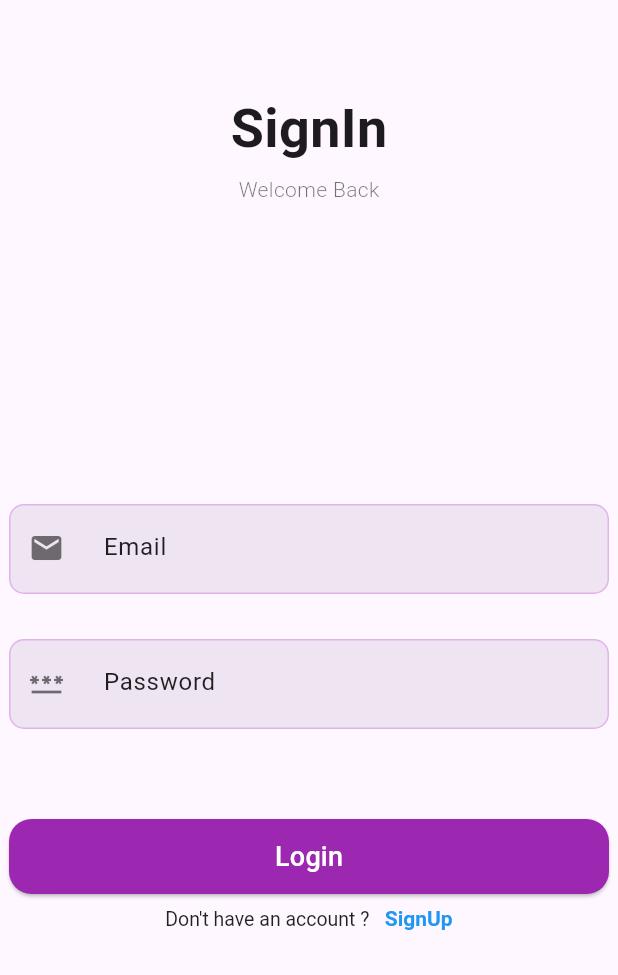
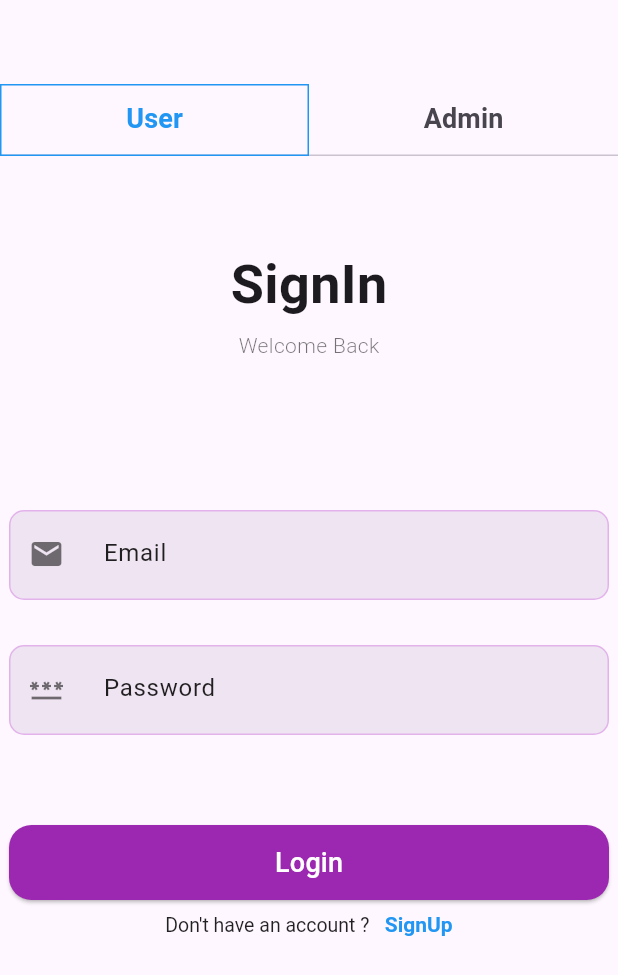
Before and after one commit to Risafekm/blog_app, a Flutter app: the screen it shows after launch, on a phone screen of 412 x 824 dp. Shown: the top 975 px of the screen. Run offline on Flutter 3.47's test engine with Material 3 defaults, Android fonts, the phone set to English and light mode, and no system bars; our stand-ins replace bloc, flutter_bloc, google_fonts, hive, hive_flutter; accounts and stored records are empty.

Commit message:
admin page done.but user and admin both not working

```diff
--- /dev/null
+++ b/lib/hive_database/hive_admin.dart
@@ -0,0 +1,27 @@
+import 'package:hive/hive.dart';
+
+class AdminAuthBox {
+  static const _authBoxName = 'auth_box';
+  static const _authStatusKey = 'auth_status';
+  static const _adminStatusKey = 'admin_status';
+
+  static late Box _box;
+
+  static Future<void> init() async {
+    _box = await Hive.openBox(_authBoxName);
+  }
+
+  static Future<void> saveAuthStatus(bool isAuthenticated,
+      {bool isAdmin = false}) async {
+    await _box.put(_authStatusKey, isAuthenticated);
+    await _box.put(_adminStatusKey, isAdmin);
+  }
+
+  static bool getAuthStatus() {
+    return _box.get(_authStatusKey, defaultValue: false);
+  }
+
+  static bool getAdminStatus() {
+    return _box.get(_adminStatusKey, defaultValue: false);
+  }
+}
--- a/lib/main.dart
+++ b/lib/main.dart
@@ -1,11 +1,12 @@
-// ignore_for_file: avoid_print, unused_local_variable
-
+import 'package:blog_app/adminloginstatus.dart';
 import 'package:blog_app/core/models/postmodel/post_model.dart';
 import 'package:blog_app/core/models/usermodel/user_model.dart';
+import 'package:blog_app/hive_database/hive_admin.dart';
 import 'package:blog_app/hive_database/hive_database.dart';
+import 'package:blog_app/presentation/admin_pages/admin_auth/bloc/admin_bloc.dart';
 import 'package:blog_app/presentation/user_pages/authentication_user/bloc/auth_bloc.dart';
 import 'package:blog_app/presentation/user_pages/home_screen/bloc/post_bloc.dart';
-import 'package:blog_app/presentation/user_pages/splash_screen/splash_screen.dart';
+import 'package:blog_app/userloginstatus.dart';
 import 'package:flutter/gestures.dart';
 import 'package:flutter/material.dart';
 import 'package:flutter_bloc/flutter_bloc.dart';
@@ -18,7 +19,7 @@ void main() async {
     Hive.registerAdapter(UserModelAdapter());
     Hive.registerAdapter(PostModelAdapter());
     await Hive.openBox<PostModel>('posts');
-
+    await AdminAuthBox.init(); // Initialize the AdminAuthBox
     runApp(const MyApp());
   } catch (e) {
     print('Error initializing Hive: $e');
@@ -37,12 +38,15 @@ class MyApp extends StatelessWidget {
         ),
         BlocProvider(
           create: (context) => PostBloc(),
+        ),
+        BlocProvider(
+          create: (context) => AdminBloc(hiveDatabase: AdminAuthBox()),
         )
       ],
       child: MaterialApp(
         debugShowCheckedModeBanner: false,
-        home: SplashScreen(),
-        // home: ProfileScreen(),
+        // home: UserLoginStatus(),
+        home: AdminLoginStatus(),
       ),
     );
   }
--- /dev/null
+++ b/lib/presentation/admin_pages/admin_auth/bloc/admin_bloc.dart
@@ -0,0 +1,41 @@
+import 'package:bloc/bloc.dart';
+import 'package:blog_app/hive_database/hive_admin.dart';
+import 'package:meta/meta.dart';
+
+part 'admin_event.dart';
+part 'admin_state.dart';
+
+class AdminBloc extends Bloc<AdminEvent, AdminState> {
+  final AdminAuthBox hiveDatabase;
+  AdminBloc({required this.hiveDatabase}) : super(AdminInitial()) {
+    on<AdminLoginRequested>((event, emit) async {
+      emit(AdminLoginInProgress());
+
+      try {
+        // Check credentials
+        if (event.email == 'admin123@gmail.com' && event.password == 'admin') {
+          await AdminAuthBox.saveAuthStatus(true, isAdmin: true);
+          emit(AdminLoginSuccess());
+        } else {
+          emit(AdminLoginFailure(error: 'Invalid email or password'));
+        }
+      } catch (e) {
+        emit(AdminLoginFailure(error: e.toString()));
+      }
+    });
+
+    on<CheckAuthStatus>((event, emit) async {
+      emit(AdminLoginInProgress());
+      try {
+        final isAuthenticated = AdminAuthBox.getAuthStatus();
+        if (isAuthenticated) {
+          emit(AdminLoginSuccess());
+        } else {
+          emit(AdminInitial());
+        }
+      } catch (e) {
+        emit(AdminLoginFailure(error: e.toString()));
+      }
+    });
+  }
+}
--- /dev/null
+++ b/lib/presentation/admin_pages/admin_auth/bloc/admin_event.dart
@@ -0,0 +1,14 @@
+part of 'admin_bloc.dart';
+
+@immutable
+sealed class AdminEvent {}
+
+class AdminLoginRequested extends AdminEvent {
+  final String email;
+  final String password;
+
+  AdminLoginRequested({required this.email, required this.password});
+}
+
+//auth status
+class CheckAuthStatus extends AdminEvent {}
--- /dev/null
+++ b/lib/presentation/admin_pages/admin_auth/bloc/admin_state.dart
@@ -0,0 +1,16 @@
+part of 'admin_bloc.dart';
+
+@immutable
+sealed class AdminState {}
+
+class AdminInitial extends AdminState {}
+
+class AdminLoginInProgress extends AdminState {}
+
+class AdminLoginSuccess extends AdminState {}
+
+class AdminLoginFailure extends AdminState {
+  final String error;
+
+  AdminLoginFailure({required this.error});
+}
--- /dev/null
+++ b/lib/presentation/login.dart
@@ -0,0 +1,41 @@
+// ignore_for_file: use_key_in_widget_constructors
+
+import 'package:blog_app/presentation/admin_pages/admin_auth/admin_login.dart';
+import 'package:blog_app/presentation/user_pages/authentication_user/login_screen.dart';
+import 'package:flutter/material.dart';
+
+class LoginScreen extends StatelessWidget {
+  @override
+  Widget build(BuildContext context) {
+    return DefaultTabController(
+      length: 2,
+      child: Scaffold(
+        appBar: AppBar(
+          bottom: const TabBar(
+            labelColor: Colors.blue,
+            indicatorSize: TabBarIndicatorSize.tab,
+            labelStyle: TextStyle(fontSize: 18, fontWeight: FontWeight.bold),
+            indicator: BoxDecoration(
+              border: Border(
+                bottom: BorderSide(color: Colors.blue),
+                top: BorderSide(color: Colors.blue),
+                left: BorderSide(color: Colors.blue),
+                right: BorderSide(color: Colors.blue),
+              ),
+            ),
+            tabs: [
+              Tab(text: 'User'),
+              Tab(text: 'Admin'),
+            ],
+          ),
+        ),
+        body: TabBarView(
+          children: [
+            LoginUserScreen(),
+            LoginAdminScreen(),
+          ],
+        ),
+      ),
+    );
+  }
+}
--- a/lib/presentation/user_pages/authentication_user/bloc/auth_bloc.dart
+++ b/lib/presentation/user_pages/authentication_user/bloc/auth_bloc.dart
@@ -48,7 +48,7 @@ class AuthBloc extends Bloc<AuthEvent, AuthState> {
         }
       }
       if (user != null) {
-        await hiveDatabase.setCurrentUser(user.id); // Set current user
+        await hiveDatabase.setCurrentUser(user.id); // current user
         emit(AuthSuccess(user));
       } else {
         emit(AuthFailure("Login failed"));
@@ -74,10 +74,10 @@ class AuthBloc extends Bloc<AuthEvent, AuthState> {
     try {
       final user = await hiveDatabase.getCurrentUser();
       if (user != null) {
-        print("User found: ${user.username}"); // Debug log
+        print("User found: ${user.username}");
         emit(AuthSuccess(user));
       } else {
-        print("No user found"); // Debug log
+        print("No user found");
         emit(AuthInitial());
       }
     } catch (e) {
--- a/lib/presentation/user_pages/authentication_user/login_screen.dart
+++ b/lib/presentation/user_pages/authentication_user/login_screen.dart
@@ -1,5 +1,3 @@
-// ignore_for_file: use_key_in_widget_constructors
-
 import 'package:blog_app/core/const.dart';
 import 'package:blog_app/presentation/user_pages/authentication_user/bloc/auth_bloc.dart';
 import 'package:blog_app/presentation/user_pages/authentication_user/register_screen.dart';
@@ -14,6 +12,8 @@ class LoginUserScreen extends StatelessWidget {
   final _formKey = GlobalKey<FormState>();
   final emailController = TextEditingController();
   final passwordController = TextEditingController();
+
+  LoginUserScreen({super.key});
 
   String? _validateEmail(String? value) {
     if (value == null || value.isEmpty) {
@@ -49,10 +49,8 @@ class LoginUserScreen extends StatelessWidget {
             ),
           );
         } else if (state is AuthFailure) {
-          ScaffoldMessenger.of(context).showSnackBar(SnackBar(
-            content: Text("Failure: ${state.error}"),
-            backgroundColor: errorcolor,
-          ));
+          ScaffoldMessenger.of(context)
+              .showSnackBar(SnackBar(content: Text("Failure: ${state.error}")));
         }
       },
       child: SafeArea(
@@ -72,7 +70,7 @@ class LoginUserScreen extends StatelessWidget {
                     signInText(),
                     const SizedBox(height: 5),
                     subText(),
-                    const SizedBox(height: 200),
+                    const SizedBox(height: 100),
                     CustomTextFieldWidget(
                       text: 'Email',
                       icon: Icons.email,
--- a/lib/presentation/user_pages/authentication_user/register_screen.dart
+++ b/lib/presentation/user_pages/authentication_user/register_screen.dart
@@ -43,8 +43,8 @@ class RegistrationUserScreen extends StatelessWidget {
         child: Scaffold(
           body: SingleChildScrollView(
             child: Container(
-              height: MediaQuery.of(context).size.height,
-              width: MediaQuery.of(context).size.width,
+              height: double.maxFinite,
+              width: double.maxFinite,
               decoration: const BoxDecoration(),
               child: Column(
                 mainAxisAlignment: MainAxisAlignment.start,
--- a/lib/presentation/user_pages/profile_screen/profile_screen.dart
+++ b/lib/presentation/user_pages/profile_screen/profile_screen.dart
@@ -1,7 +1,7 @@
 import 'package:blog_app/core/const.dart';
 import 'package:blog_app/core/models/usermodel/user_model.dart';
+import 'package:blog_app/presentation/login.dart';
 import 'package:blog_app/presentation/user_pages/authentication_user/bloc/auth_bloc.dart';
-import 'package:blog_app/presentation/user_pages/authentication_user/login_screen.dart';
 import 'package:blog_app/presentation/user_pages/profile_screen/widgets/buttonlogout.dart';
 
 import 'package:flutter/material.dart';
@@ -60,7 +60,7 @@ class ProfileScreen extends StatelessWidget {
                   BlocProvider.of<AuthBloc>(context).add(LogoutUser());
                   Navigator.pushReplacement(
                     context,
-                    MaterialPageRoute(builder: (context) => LoginUserScreen()),
+                    MaterialPageRoute(builder: (context) => LoginScreen()),
                   );
                 },
               )
--- a/lib/presentation/user_pages/splash_screen/splash_screen.dart
+++ b/lib/userloginstatus.dart
@@ -1,13 +1,13 @@
 // ignore_for_file: use_key_in_widget_constructors
 
 import 'package:blog_app/hive_database/hive_database.dart';
+import 'package:blog_app/presentation/login.dart';
 import 'package:blog_app/presentation/user_pages/authentication_user/bloc/auth_bloc.dart';
-import 'package:blog_app/presentation/user_pages/authentication_user/login_screen.dart';
 import 'package:blog_app/presentation/user_pages/home_screen/home_screen.dart';
 import 'package:flutter/material.dart';
 import 'package:flutter_bloc/flutter_bloc.dart';
 
-class SplashScreen extends StatelessWidget {
+class UserLoginStatus extends StatelessWidget {
   @override
   Widget build(BuildContext context) {
     return BlocProvider(
@@ -26,7 +26,7 @@ class SplashScreen extends StatelessWidget {
           } else if (state is AuthInitial) {
             Navigator.pushReplacement(
               context,
-              MaterialPageRoute(builder: (context) => LoginUserScreen()),
+              MaterialPageRoute(builder: (context) => LoginScreen()),
             );
           }
         },
```
Also changed, not shown: lib/adminloginstatus.dart (added, +37 -0 lines), lib/core/models/adminmodel/admin_model.dart (added, +16 -0 lines), lib/presentation/admin_pages/admin_auth/admin_login.dart (+136 -0 lines), lib/presentation/admin_pages/admin_home/admin_homescreen.dart (added, +92 -0 lines), lib/presentation/user_pages/history_screen/history_screen.dart (+11 -3 lines), lib/core/models/adminmodel/admin_model.g.dart (added).
